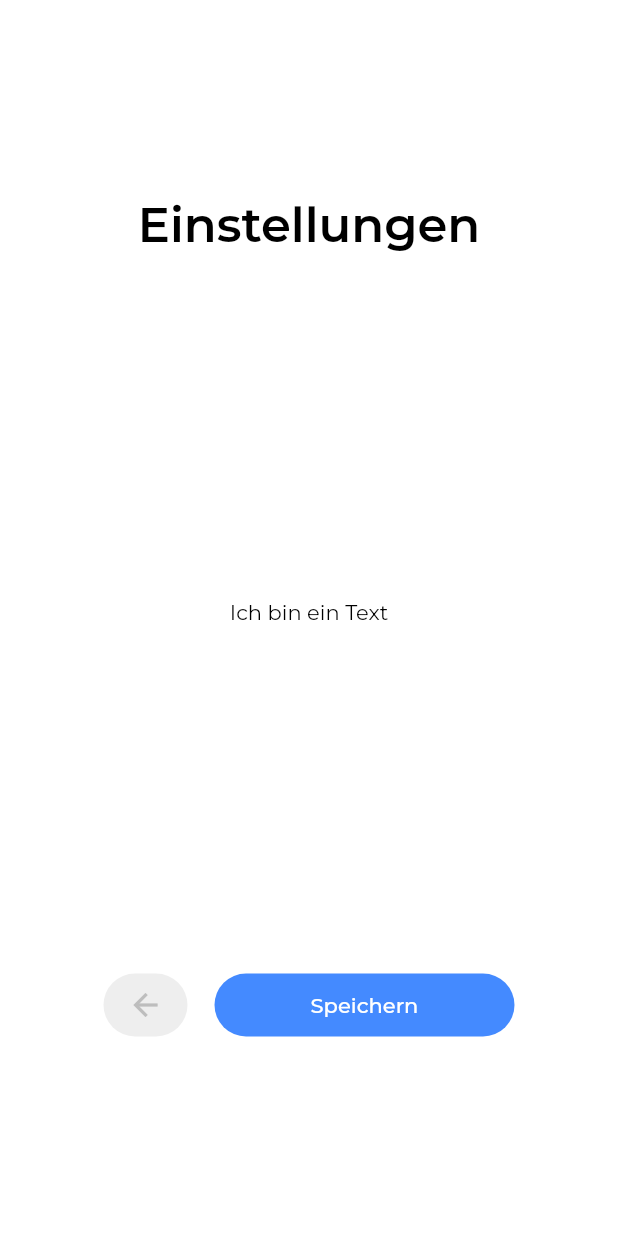
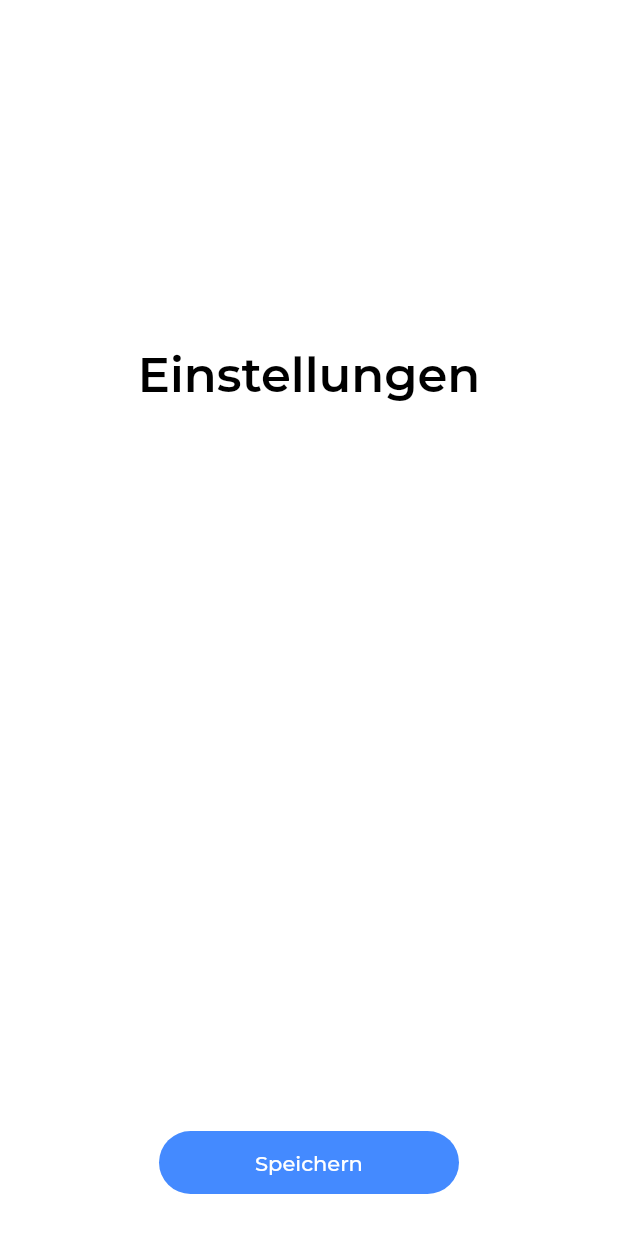
Before and after one commit to timdavidfriedrich/stundenplaner, a Flutter app: the screen it shows after launch, item 3 of the bottom bar chosen, after a tap on the "settings" icon, on a phone screen of 412 x 824 dp. Shown: the top 1233 px of the screen. Run offline on Flutter 3.47's test engine with Material 2 defaults, Android fonts, the phone set to English and light mode, and no system bars; our stand-ins replace bottom_navy_bar, data_connection_checker, google_fonts; missing offline and left inert: animate_icons, web_scraper; project files that could hold a hidden picture were left out.

Commit message:
Stundenplan angefangen (Edit-Page) + small things

```diff
--- a/lib/.settings.dart
+++ b/lib/.settings.dart
@@ -2,6 +2,9 @@ import 'package:flutter/cupertino.dart';
 import 'package:flutter/material.dart';
 import 'package:flutter/painting.dart';
 import 'package:flutter/rendering.dart';
+
+import 'package:intl/intl.dart';
+import 'package:intl/date_symbol_data_local.dart';
 
 import 'main.dart';
 import 'pageReport.dart';
@@ -20,13 +23,13 @@ var ichBin = "schüler";
 /// Ich bin: schüler, lehrer, elternteil
 
 /// STUNDENPLAN
-bool abWoche = true;
+bool abWoche = false;
 
 /// TAGESPLAN
 var platzhalter = "lol";
 
 /// VERTRETUNGSPLAN
-var meineKlasse = "8d";
+var meineKlasse = "12";
 var meinName = "Frau Strohschein";
 bool vertretungHighlight = true;
 
@@ -52,8 +55,18 @@ betaChecker(context, String object, zusatz) {
 }
 
 datumHandler() {
-  if (datum == null) return DateTime.now();
-  return datum;
+  if (datum == null) {
+    if (DateFormat.EEEE('de').format(DateTime.now()).toString() == 'Samstag') {
+      return DateTime.now().add(Duration(days: 2));
+    } else if (DateFormat.EEEE('de').format(DateTime.now()).toString() ==
+        'Sonntag') {
+      return DateTime.now().add(Duration(days: 1));
+    } else {
+      return DateTime.now();
+    }
+  } else {
+    return datum;
+  }
 }
 
 ichBinHandler() {
--- a/lib/main.dart
+++ b/lib/main.dart
@@ -9,13 +9,11 @@ import '.nicerStyle.dart';
 import 'handleTabs.dart';
 
 import 'pageReport.dart';
-import 'pageSettings.dart';
-import '.transitions.dart';
-import '.settings.dart';
+import 'pageSettings.dart'; //#### Wie wär's mit KABOOM bei Front?
+import '.transitions.dart'; //#### Edit-Page für Stundenplan
+import '.settings.dart'; //####### Logik für Zusammenspiel Tab 0 + 1
 
 import 'package:bottom_navy_bar/bottom_navy_bar.dart';
-
-/// BottomBar
 
 void main() => runApp(MaterialApp(
       /// Startet App, Setzt StartWidget
@@ -111,6 +109,7 @@ class _MainState extends State<Main> with SingleTickerProviderStateMixin {
         elevation: 0,
       ),
       body: TabBarView(
+        physics: BouncingScrollPhysics(),
         controller: _tabController,
         children: [
           Center(
--- a/lib/pageSettings.dart
+++ b/lib/pageSettings.dart
@@ -1,24 +1,15 @@
 import 'package:flutter/cupertino.dart';
-
-/// iOS-Design-Language
 import 'package:flutter/foundation.dart';
 import 'package:flutter/material.dart';
-
-/// Farben, Icons, etc. (Design)
 import 'package:flutter/painting.dart';
-
-/// Schatten, Farben, etc. (spezifischer)
 import 'package:flutter/rendering.dart';
 
-/// Render-Zeug
-import '.settings.dart';
+import 'package:data_connection_checker/data_connection_checker.dart';
 
 import '.nicerStyle.dart';
 
 /// Importiert eigenes Style-File
 import 'main.dart';
-
-import 'handleEintrag.dart';
 
 class Settings extends StatefulWidget {
   @override
@@ -26,38 +17,32 @@ class Settings extends StatefulWidget {
 }
 
 class _SettingsState extends State<Settings> {
-  int _value = 1;
   @override
   Widget build(BuildContext context) {
-    return WillPopScope(
-        onWillPop: () {},
-        child: Scaffold(
+    return Scaffold(
+      appBar: AppBar(
+        leading: SizedBox(),
+        elevation: 0,
+        toolbarHeight: 200,
+        bottom: AppBar(
+          title: Text("Einstellungen", style: niceBigTitle()),
+          centerTitle: true,
+          leading: SizedBox(),
+          elevation: 0,
+          toolbarHeight: 100,
+        ),
+      ),
       body: Container(
-                padding: EdgeInsets.fromLTRB(15, 15, 15, 15),
-                //color: Colors.white,
-                child: Column(
-                  mainAxisAlignment: MainAxisAlignment.spaceAround,
-                  children: [
-                    Text("Einstellungen", style: niceBigTitle()),
-                    Text("Ich bin ein Text", style: nice()),
-                    // hier könnte ein DropdownButton hingesetzt werden
-                    Row(
+        //color: Colors.red,
+        padding: EdgeInsets.fromLTRB(25, 5, 25, 25),
+        child: Center(),
+      ),
+      bottomNavigationBar: Padding(
+        padding: const EdgeInsets.fromLTRB(0, 25, 0, 25),
+        child: Row(
           //mainAxisAlignment: MainAxisAlignment.spaceAround,
           children: [
             Spacer(flex: 3),
-                        FlatButton(
-                          height: 42,
-                          minWidth: 20,
-                          shape: RoundedRectangleBorder(
-                              borderRadius: BorderRadius.circular(100)),
-                          color: Colors.grey[200],
-                          child:
-                              Icon(Icons.arrow_back, color: Colors.grey[400]),
-                          onPressed: () {
-                            Navigator.of(context).pop(); //popAndPushNamed();
-                          },
-                        ),
-                        Spacer(flex: 1),
             FlatButton(
               height: 42,
               minWidth: 200,
@@ -66,13 +51,13 @@ class _SettingsState extends State<Settings> {
               color: Colors.blueAccent,
               child: Text("Speichern", style: wNice()),
               onPressed: () {
-                            vertretungHighlight = !vertretungHighlight;
+                Navigator.of(context).pop();
               },
             ),
-                        Spacer(flex: 3),
+            Spacer(flex: 3)
           ],
-                    )
-                  ],
-                ))));
+        ),
+      ),
+    );
   }
 }
--- a/lib/tabStundenplan_add.dart
+++ /dev/null
@@ -1,14 +0,0 @@
-import 'dart:ui';
-
-import 'package:flutter/cupertino.dart';
-import 'package:flutter/material.dart';
-import 'package:flutter/painting.dart';
-import 'package:flutter/rendering.dart';
-
-import '.nicerStyle.dart';
-
-stundenplanAddOverlay() {
-  return AlertDialog(
-    title: Text('hi'),
-  );
-}
--- a/lib/tabVertretungsplan.dart
+++ b/lib/tabVertretungsplan.dart
@@ -73,19 +73,10 @@ class _TabVertretungsplanBodyState extends State<TabVertretungsplanBody>
         .loadWebPage('/typo3/vertretung/index13mob.php?d=' + dateInput)) {
       rawVertretung = webScraper.getElement(
           'div.clearfix > table.vertretung > tbody > tr > td', ['title']);
-      print('VP ROHFORMAT: ' + rawVertretung.toString());
-      // filterVertretung()
-      // rawVertretung.toString()
-    } else {
-      print("VP LÄDT...");
     }
-
     for (int i = 0; i < rawVertretung.length; i++) {
       filteredVertretung.add(rawVertretung[i]['title']);
     }
-    print('--- VP DATUM: ' + dateInput);
-    print('VP GEFILTERT: ' + filteredVertretung.toString());
-
     setState(() {
       vertretung['lehrer'] = ente(filteredVertretung, 0);
       vertretung['block'] = ente(filteredVertretung, 1);
@@ -94,8 +85,6 @@ class _TabVertretungsplanBodyState extends State<TabVertretungsplanBody>
       vertretung['raum'] = ente(filteredVertretung, 4);
       vertretung['bemerkung'] = ente(filteredVertretung, 5);
     });
-
-    print('VP SORTIERT / Klasse: ' + ente(filteredVertretung, 3).toString());
   }
 
   /// p: 0 = Lehrer, 1 = Block, 2 = Fach, 3 = Klasse, 4 = Raum, 5 = Bemerkung
@@ -107,15 +96,7 @@ class _TabVertretungsplanBodyState extends State<TabVertretungsplanBody>
 
   onlineChecker() async {
     bool online = await DataConnectionChecker().hasConnection;
-    if (online == true) {
-      setState(() {
-        onlineStatus = true;
-      });
-    } else {
-      setState(() {
-        onlineStatus = false;
-      });
-    }
+    setState(() => online ? onlineStatus = true : onlineStatus = false);
   }
 
   eintragHandler() {
@@ -239,7 +220,7 @@ class _TabVertretungsplanBodyState extends State<TabVertretungsplanBody>
                             ),
                           );
                         },
-                        cancelText: "HEUTE ",
+                        cancelText: "AKTUELL ",
                         confirmText: " DATUM WÄHLEN",
                         initialDate: datum == null ? DateTime.now() : datum,
                         firstDate: DateTime(2016, 09, 05),
```
Also changed, not shown: lib/.nicerStyle.dart (+7 -2 lines), lib/handleEintrag.dart (+1 -29 lines), lib/pageReport.dart (+27 -12 lines), lib/tabStundenplan.dart (+64 -102 lines), lib/tabStundenplan_edit.dart (added, +94 -0 lines), lib/tabStundenplan_edit_alert.dart (added, +34 -0 lines), lib/tabStundenplan_show.dart (added, +71 -0 lines), lib/tabVertretungsplan_eintrag.dart (+0 -31 lines), pubspec.yaml (+10 -9 lines), pubspec.lock. Lines whose indentation alone changed are shown as unchanged.
